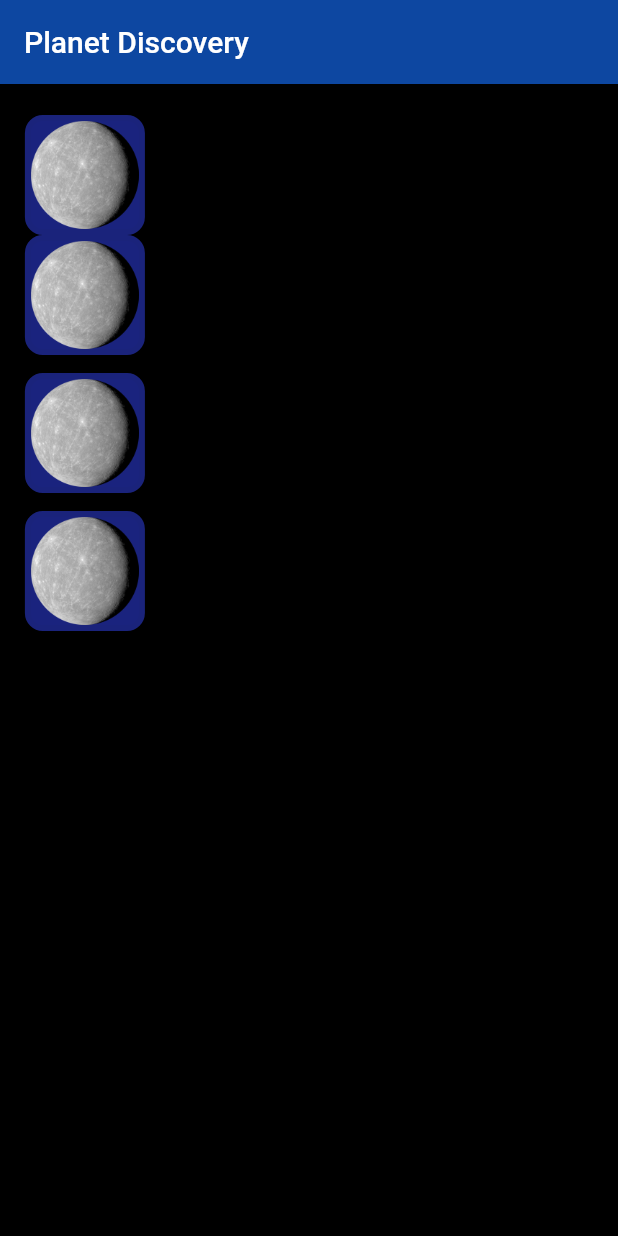
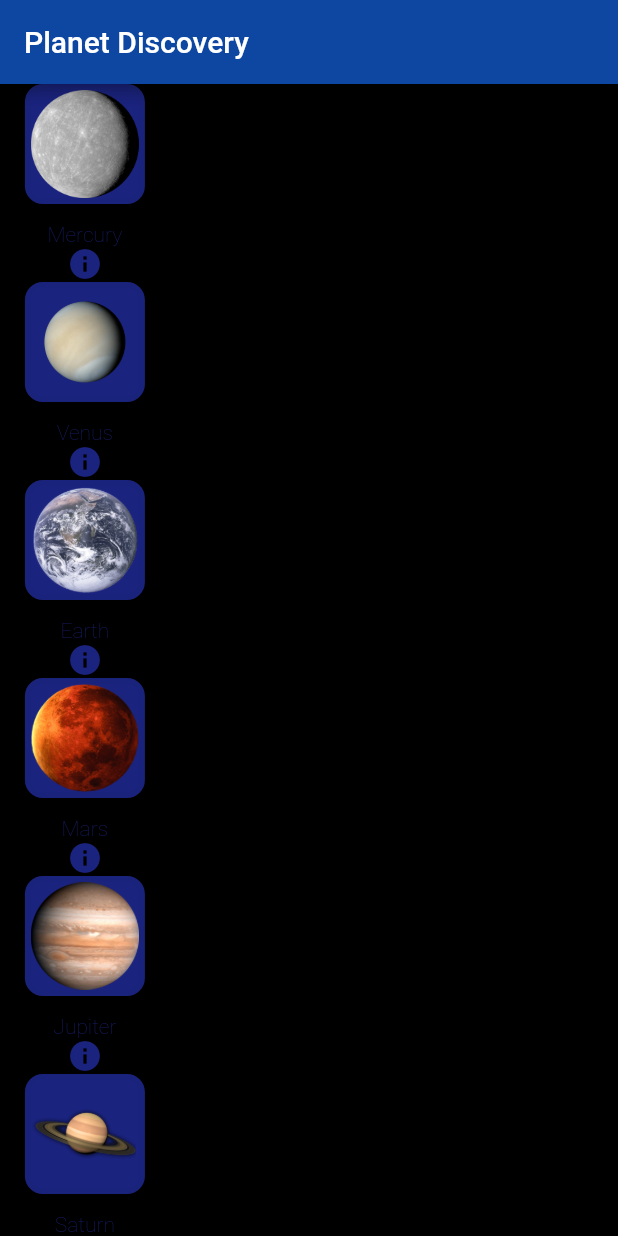
Before and after one commit to LordUnicorn31/dispositius, a Flutter app: the screen it shows after launch, on a phone screen of 412 x 824 dp. Run offline on Flutter 3.47's test engine with Material 2 defaults, Android fonts, the phone set to English and light mode, and no system bars.

Commit message:
text and icons added

```diff
--- a/Delivery1/ejemplos/lib/main.dart
+++ b/Delivery1/ejemplos/lib/main.dart
@@ -1,29 +1,5 @@
 import 'package:flutter/material.dart';
 
-class Planet extends StatelessWidget {
-  @override
-  Widget build(BuildContext context) {
-    return Column(
-      mainAxisSize: MainAxisSize.min,
-      children: <Widget>[
-        Container(
-          margin: EdgeInsets.only(bottom: 12),
-          width: 80,
-          height: 80,
-          child: Image.asset('assets/mercury.png'),
-          decoration: BoxDecoration(
-            color: Colors.indigo[900],
-            border: Border.all(
-              color: Color(0xFF1A237B),
-              width: 4,
-            ),
-            borderRadius: BorderRadius.circular(12),
-          ),
-        ),
-      ],
-    );
-  }
-}
 
 class Screen extends StatelessWidget {
   @override
@@ -42,10 +18,42 @@ class Screen extends StatelessWidget {
           child: Column(
             mainAxisSize: MainAxisSize.min,
             children: <Widget>[
+              Planet("assets/mercury.png", "Mercury"),
+              Planet("assets/venus.png", "Venus"),
+              Planet("assets/earth.png", "Earth"),
+              Planet("assets/mars.png", "Mars"),
+              Planet("assets/jupiter.png", "Jupiter"),
+              Planet("assets/saturn.png", "Saturn"),
+              Planet("assets/uranus.png", "Uranus"),
+              Planet("assets/neptune.png", "Neptune"),
+
+            ],
+          ),
+        ),
+      ),
+    );
+  }
+}
+
+
+
+class Planet extends StatelessWidget {
+  late String path;
+  late String name;
+  Planet(String path, String name){
+    this.path = path;
+    this.name = name;
+  }
+  @override
+  Widget build(BuildContext context) {
+    return Column(
+      mainAxisSize: MainAxisSize.min,
+      children: <Widget>[
         Container(
+          margin: EdgeInsets.only(bottom: 12),
           width: 80,
           height: 80,
-                child: Image.asset('assets/mercury.png'),
+          child: Image.asset(path),
           decoration: BoxDecoration(
             color: Colors.indigo[900],
             border: Border.all(
@@ -55,13 +63,20 @@ class Screen extends StatelessWidget {
             borderRadius: BorderRadius.circular(12),
           ),
         ),
-              Planet(),
-              Planet(),
-              Planet(),
+        Text(
+          name,
+          textAlign: TextAlign.right,
+          style: TextStyle(
+            color: Colors.indigo[900],
+            fontWeight: FontWeight.w200,
+          ),
+
+        ),
+        Icon(
+          Icons.info,
+          color: Colors.indigo[900],
+        ),
       ],
-          ),
-        ),
-      ),
     );
   }
 }
```
Also changed, not shown: Delivery1/ejemplos/pubspec.yaml (+7 -0 lines). Lines whose indentation alone changed are shown as unchanged.
